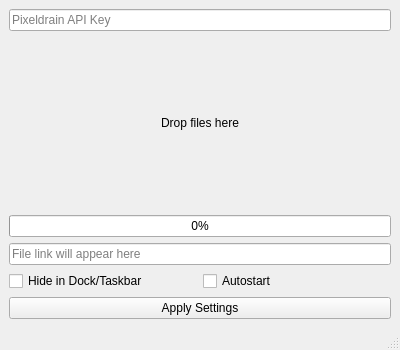
Above: src/gui/MainWindow.ui from ZekqKeku/QuickShare before the change. Below: the same form after it.
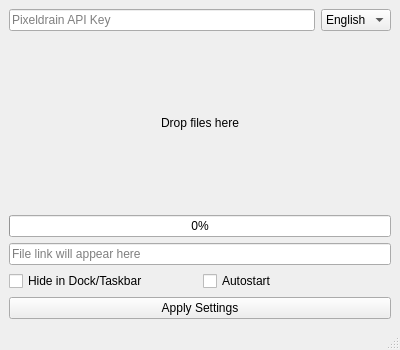
That is the form after the change.

```diff
--- a/src/gui/MainWindow.ui
+++ b/src/gui/MainWindow.ui
@@ -27,6 +27,20 @@
         </property>
        </widget>
       </item>
+      <item>
+       <widget class="QComboBox" name="languageComboBox">
+        <item>
+         <property name="text">
+          <string>English</string>
+         </property>
+        </item>
+        <item>
+         <property name="text">
+          <string>Polski</string>
+         </property>
+        </item>
+       </widget>
+      </item>
      </layout>
     </item>
     <item>
```
